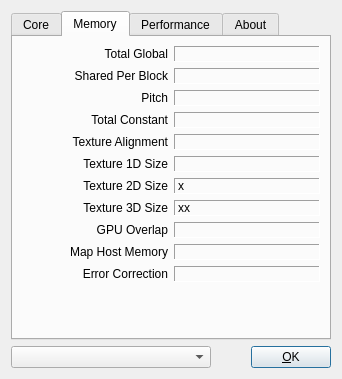
Qt form ui/czdialog.ui (spainnoobperez/cuda-z) before a commit.
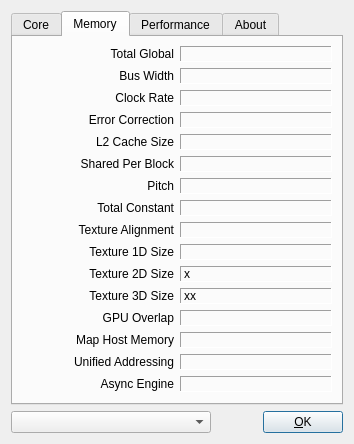
The same form after that commit. The open tabs and pages were chosen to show the change. Icons and pictures are not drawn.

What changed in the file:
```diff
--- a/ui/czdialog.ui
+++ b/ui/czdialog.ui
@@ -6,8 +6,8 @@
    <rect>
     <x>0</x>
     <y>0</y>
-    <width>342</width>
-    <height>374</height>
+    <width>354</width>
+    <height>430</height>
    </rect>
   </property>
   <property name="windowTitle">
@@ -17,8 +17,8 @@
    <iconset resource="../res/cuda-z.qrc">
     <normaloff>:/img/icon.png</normaloff>:/img/icon.png</iconset>
   </property>
-  <layout class="QGridLayout" name="gridLayout">
-   <item row="0" column="0">
+  <layout class="QVBoxLayout" name="verticalLayout">
+   <item>
     <widget class="QTabWidget" name="tabInfo">
      <property name="currentIndex">
       <number>0</number>
@@ -521,7 +521,7 @@
       <attribute name="title">
        <string>Memory</string>
       </attribute>
-      <layout class="QGridLayout" name="gridLayout_3">
+      <layout class="QGridLayout" name="gridLayout">
        <item row="0" column="0">
         <widget class="QLabel" name="labelTotalGlobal">
          <property name="text">
@@ -548,7 +548,30 @@
          </property>
         </widget>
        </item>
-       <item row="1" column="0">
+       <item row="3" column="0">
+        <widget class="QLabel" name="labelMemClock">
+         <property name="text">
+          <string>Clock Rate</string>
+         </property>
+         <property name="alignment">
+          <set>Qt::AlignRight|Qt::AlignTrailing|Qt::AlignVCenter</set>
+         </property>
+        </widget>
+       </item>
+       <item row="3" column="1">
+        <widget class="QLabel" name="labelMemClockText">
+         <property name="frameShape">
+          <enum>QFrame::Panel</enum>
+         </property>
+         <property name="frameShadow">
+          <enum>QFrame::Sunken</enum>
+         </property>
+         <property name="text">
+          <string>&lt;clock MHz&gt;</string>
+         </property>
+        </widget>
+       </item>
+       <item row="8" column="0">
         <widget class="QLabel" name="labelShared">
          <property name="text">
           <string>Shared Per Block</string>
@@ -558,7 +581,7 @@
          </property>
         </widget>
        </item>
-       <item row="1" column="1">
+       <item row="8" column="1">
         <widget class="QLabel" name="labelSharedText">
          <property name="frameShape">
           <enum>QFrame::Panel</enum>
@@ -574,7 +597,7 @@
          </property>
         </widget>
        </item>
-       <item row="2" column="0">
+       <item row="9" column="0">
         <widget class="QLabel" name="labelPitch">
          <property name="text">
           <string>Pitch</string>
@@ -584,7 +607,7 @@
          </property>
         </widget>
        </item>
-       <item row="2" column="1">
+       <item row="9" column="1">
         <widget class="QLabel" name="labelPitchText">
          <property name="frameShape">
           <enum>QFrame::Panel</enum>
@@ -600,7 +623,7 @@
          </property>
         </widget>
        </item>
-       <item row="3" column="0">
+       <item row="10" column="0">
         <widget class="QLabel" name="labelTotalConst">
          <property name="text">
           <string>Total Constant</string>
@@ -610,7 +633,7 @@
          </property>
         </widget>
        </item>
-       <item row="3" column="1">
+       <item row="10" column="1">
         <widget class="QLabel" name="labelTotalConstText">
          <property name="frameShape">
           <enum>QFrame::Panel</enum>
@@ -626,7 +649,7 @@
          </property>
         </widget>
        </item>
-       <item row="4" column="0">
+       <item row="11" column="0">
         <widget class="QLabel" name="labelTextureAlign">
          <property name="text">
           <string>Texture Alignment</string>
@@ -636,8 +659,8 @@
          </property>
         </widget>
        </item>
-       <item row="4" column="1">
-        <widget class="QLabel" name="labelTextureAlignmentText">
+       <item row="11" column="1">
+        <widget class="QLabel" name="labelTextureAlignText">
          <property name="frameShape">
           <enum>QFrame::Panel</enum>
          </property>
@@ -652,7 +675,7 @@
          </property>
         </widget>
        </item>
-       <item row="5" column="0">
+       <item row="12" column="0">
         <widget class="QLabel" name="labelTexture1D">
          <property name="text">
           <string>Texture 1D Size</string>
@@ -662,7 +685,7 @@
          </property>
         </widget>
        </item>
-       <item row="5" column="1">
+       <item row="12" column="1">
         <widget class="QLabel" name="labelTexture1DText">
          <property name="frameShape">
           <enum>QFrame::Panel</enum>
@@ -678,7 +701,7 @@
          </property>
         </widget>
        </item>
-       <item row="6" column="0">
+       <item row="13" column="0">
         <widget class="QLabel" name="labelTexture2D">
          <property name="text">
           <string>Texture 2D Size</string>
@@ -688,7 +711,7 @@
          </property>
         </widget>
        </item>
-       <item row="6" column="1">
+       <item row="13" column="1">
         <widget class="QLabel" name="labelTexture2DText">
          <property name="frameShape">
           <enum>QFrame::Panel</enum>
@@ -704,7 +727,7 @@
          </property>
         </widget>
        </item>
-       <item row="7" column="0">
+       <item row="14" column="0">
         <widget class="QLabel" name="labelTexture3D">
          <property name="text">
           <string>Texture 3D Size</string>
@@ -714,7 +737,7 @@
          </property>
         </widget>
        </item>
-       <item row="7" column="1">
+       <item row="14" column="1">
         <widget class="QLabel" name="labelTexture3DText">
          <property name="frameShape">
           <enum>QFrame::Panel</enum>
@@ -730,7 +753,7 @@
          </property>
         </widget>
        </item>
-       <item row="8" column="0">
+       <item row="15" column="0">
         <widget class="QLabel" name="labelGpuOverlap">
          <property name="text">
           <string>GPU Overlap</string>
@@ -740,7 +763,7 @@
          </property>
         </widget>
        </item>
-       <item row="8" column="1">
+       <item row="15" column="1">
         <widget class="QLabel" name="labelGpuOverlapText">
          <property name="frameShape">
           <enum>QFrame::Panel</enum>
@@ -756,59 +779,7 @@
          </property>
         </widget>
        </item>
-       <item row="9" column="0">
-        <widget class="QLabel" name="labelMapHostMemory">
-         <property name="text">
-          <string>Map Host Memory</string>
-         </property>
-         <property name="alignment">
-          <set>Qt::AlignRight|Qt::AlignTrailing|Qt::AlignVCenter</set>
-         </property>
-        </widget>
-       </item>
-       <item row="9" column="1">
-        <widget class="QLabel" name="labelMapHostMemoryText">
-         <property name="frameShape">
-          <enum>QFrame::Panel</enum>
-         </property>
-         <property name="frameShadow">
-          <enum>QFrame::Sunken</enum>
-         </property>
-         <property name="text">
-          <string>&lt;yes/no&gt;</string>
-         </property>
-         <property name="textInteractionFlags">
-          <set>Qt::LinksAccessibleByMouse</set>
-         </property>
-        </widget>
-       </item>
-       <item row="10" column="0">
-        <widget class="QLabel" name="labelErrorCorrection">
-         <property name="text">
-          <string>Error Correction</string>
-         </property>
-         <property name="alignment">
-          <set>Qt::AlignRight|Qt::AlignTrailing|Qt::AlignVCenter</set>
-         </property>
-        </widget>
-       </item>
-       <item row="10" column="1">
-        <widget class="QLabel" name="labelErrorCorrectionText">
-         <property name="frameShape">
-          <enum>QFrame::Panel</enum>
-         </property>
-         <property name="frameShadow">
-          <enum>QFrame::Sunken</enum>
-         </property>
-         <property name="text">
-          <string>&lt;yes/no&gt;</string>
-         </property>
-         <property name="textInteractionFlags">
-          <set>Qt::LinksAccessibleByMouse</set>
-         </property>
-        </widget>
-       </item>
-       <item row="11" column="0" colspan="2">
+       <item row="21" column="0" colspan="2">
         <spacer name="verticalSpacer_3">
          <property name="orientation">
           <enum>Qt::Vertical</enum>
@@ -821,6 +792,159 @@
          </property>
         </spacer>
        </item>
+       <item row="6" column="0">
+        <widget class="QLabel" name="labelL2CasheSize">
+         <property name="text">
+          <string>L2 Cache Size</string>
+         </property>
+         <property name="alignment">
+          <set>Qt::AlignRight|Qt::AlignTrailing|Qt::AlignVCenter</set>
+         </property>
+        </widget>
+       </item>
+       <item row="6" column="1">
+        <widget class="QLabel" name="labelL2CasheSizeText">
+         <property name="frameShape">
+          <enum>QFrame::Panel</enum>
+         </property>
+         <property name="frameShadow">
+          <enum>QFrame::Sunken</enum>
+         </property>
+         <property name="text">
+          <string>&lt;size KB&gt;</string>
+         </property>
+        </widget>
+       </item>
+       <item row="1" column="0">
+        <widget class="QLabel" name="labelBusWidth">
+         <property name="text">
+          <string>Bus Width</string>
+         </property>
+         <property name="alignment">
+          <set>Qt::AlignRight|Qt::AlignTrailing|Qt::AlignVCenter</set>
+         </property>
+        </widget>
+       </item>
+       <item row="1" column="1">
+        <widget class="QLabel" name="labelBusWidthText">
+         <property name="frameShape">
+          <enum>QFrame::Panel</enum>
+         </property>
+         <property name="frameShadow">
+          <enum>QFrame::Sunken</enum>
+         </property>
+         <property name="text">
+          <string>&lt;bits&gt;</string>
+         </property>
+         <property name="textInteractionFlags">
+          <set>Qt::LinksAccessibleByMouse</set>
+         </property>
+        </widget>
+       </item>
+       <item row="5" column="0">
+        <widget class="QLabel" name="labelErrorCorrection">
+         <property name="text">
+          <string>Error Correction</string>
+         </property>
+         <property name="alignment">
+          <set>Qt::AlignRight|Qt::AlignTrailing|Qt::AlignVCenter</set>
+         </property>
+        </widget>
+       </item>
+       <item row="5" column="1">
+        <widget class="QLabel" name="labelErrorCorrectionText">
+         <property name="frameShape">
+          <enum>QFrame::Panel</enum>
+         </property>
+         <property name="frameShadow">
+          <enum>QFrame::Sunken</enum>
+         </property>
+         <property name="text">
+          <string>&lt;yes/no&gt;</string>
+         </property>
+         <property name="textInteractionFlags">
+          <set>Qt::LinksAccessibleByMouse</set>
+         </property>
+        </widget>
+       </item>
+       <item row="19" column="0">
+        <widget class="QLabel" name="labelAsyncEngine">
+         <property name="text">
+          <string>Async Engine</string>
+         </property>
+         <property name="alignment">
+          <set>Qt::AlignRight|Qt::AlignTrailing|Qt::AlignVCenter</set>
+         </property>
+        </widget>
+       </item>
+       <item row="19" column="1">
+        <widget class="QLabel" name="labelAsyncEngineText">
+         <property name="frameShape">
+          <enum>QFrame::Panel</enum>
+         </property>
+         <property name="frameShadow">
+          <enum>QFrame::Sunken</enum>
+         </property>
+         <property name="text">
+          <string>&lt;yes/no/type&gt;</string>
+         </property>
+         <property name="textInteractionFlags">
+          <set>Qt::LinksAccessibleByMouse</set>
+         </property>
+        </widget>
+       </item>
+       <item row="16" column="0">
+        <widget class="QLabel" name="labelMapHostMemory">
+         <property name="text">
+          <string>Map Host Memory</string>
+         </property>
+         <property name="alignment">
+          <set>Qt::AlignRight|Qt::AlignTrailing|Qt::AlignVCenter</set>
+         </property>
+        </widget>
+       </item>
+       <item row="16" column="1">
+        <widget class="QLabel" name="labelMapHostMemoryText">
+         <property name="frameShape">
+          <enum>QFrame::Panel</enum>
+         </property>
+         <property name="frameShadow">
+          <enum>QFrame::Sunken</enum>
+         </property>
+         <property name="text">
+          <string>&lt;yes/no&gt;</string>
+         </property>
+         <property name="textInteractionFlags">
+          <set>Qt::LinksAccessibleByMouse</set>
+         </property>
+        </widget>
+       </item>
+       <item row="18" column="0">
+        <widget class="QLabel" name="labelUnifiedAddressing">
+         <property name="text">
+          <string>Unified Addressing</string>
+         </property>
+         <property name="alignment">
+          <set>Qt::AlignRight|Qt::AlignTrailing|Qt::AlignVCenter</set>
+         </property>
+        </widget>
+       </item>
+       <item row="18" column="1">
+        <widget class="QLabel" name="labelUnifiedAddressingText">
+         <property name="frameShape">
+          <enum>QFrame::Panel</enum>
+         </property>
+         <property name="frameShadow">
+          <enum>QFrame::Sunken</enum>
+         </property>
+         <property name="text">
+          <string>&lt;yes/no&gt;</string>
+         </property>
+         <property name="textInteractionFlags">
+          <set>Qt::LinksAccessibleByMouse</set>
+         </property>
+        </widget>
+       </item>
       </layout>
      </widget>
      <widget class="QWidget" name="tabPerformance">
@@ -1254,7 +1378,7 @@
      </widget>
     </widget>
    </item>
-   <item row="1" column="0">
+   <item>
     <layout class="QHBoxLayout" name="horizontalLayout">
      <item>
       <widget class="QComboBox" name="comboDevice">
```
Left out of the diff: 123 changed lines with no effect on the pictures.
